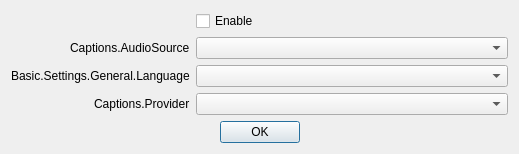
Old version of the form UI/frontend-plugins/frontend-tools/forms/captions.ui in the repository lfdevs/obs-studio.
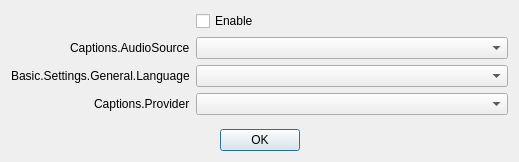
New version of the form.

The edit to the form file:
```diff
--- a/UI/frontend-plugins/frontend-tools/forms/captions.ui
+++ b/UI/frontend-plugins/frontend-tools/forms/captions.ui
@@ -7,7 +7,7 @@
     <x>0</x>
     <y>0</y>
     <width>519</width>
-    <height>152</height>
+    <height>162</height>
    </rect>
   </property>
   <property name="windowTitle">
```
